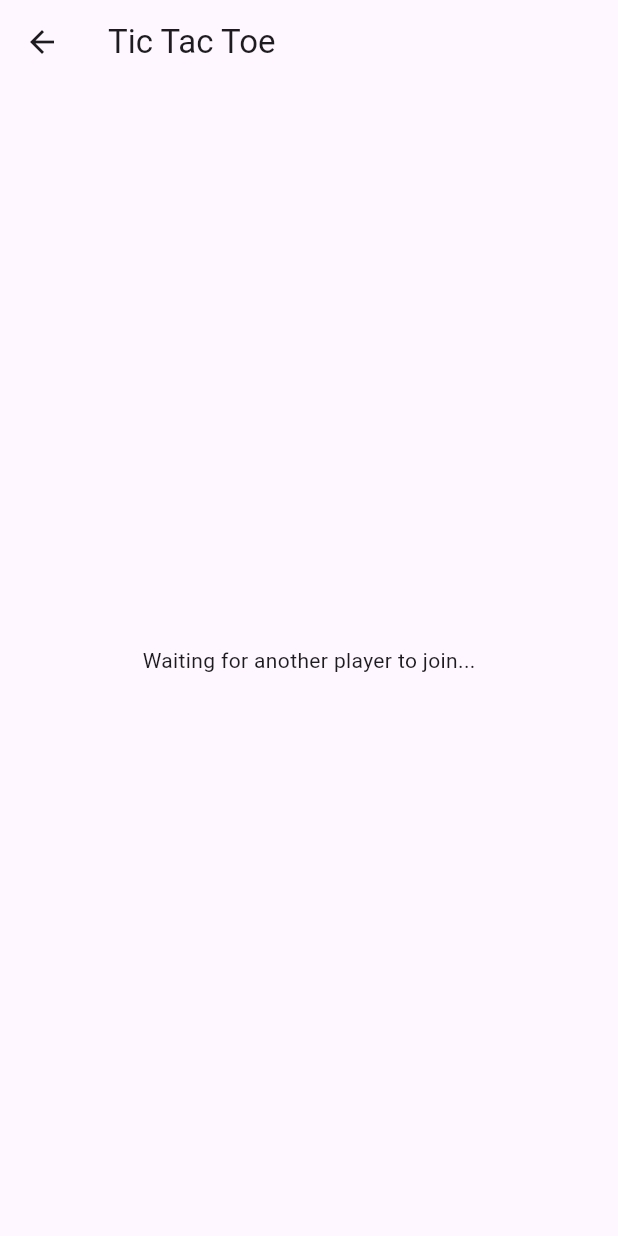
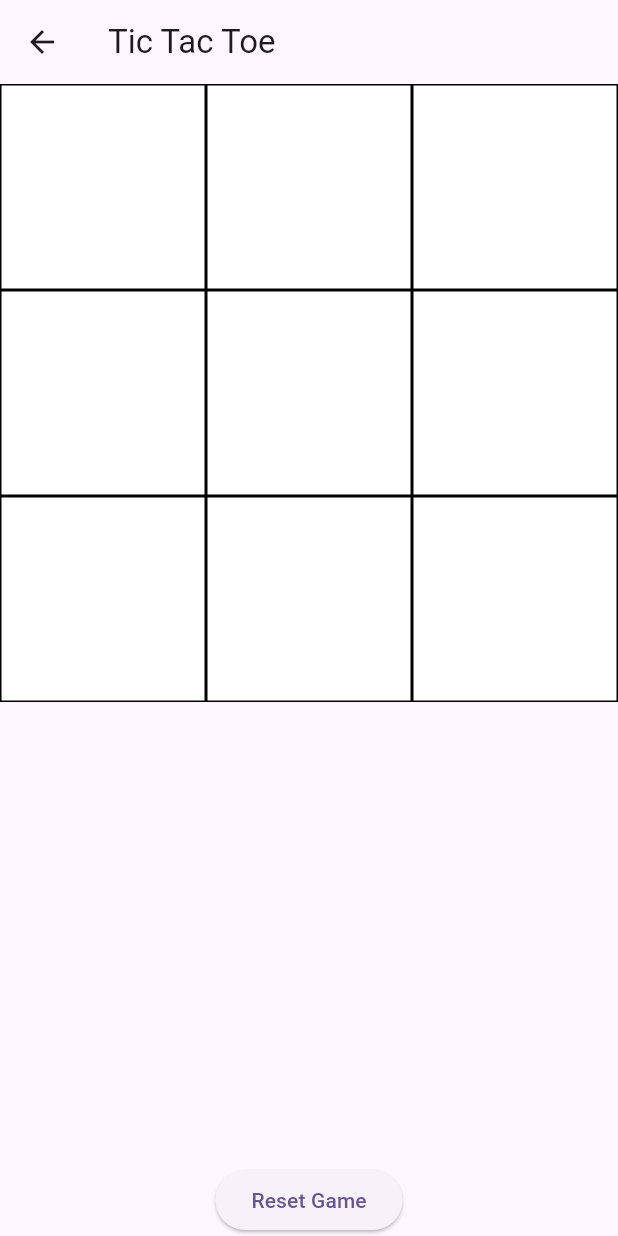
Before and after one commit to KenilViradiya/sample, a Flutter app: the screen it shows after launch, after a tap on "Create Game", on a phone screen of 412 x 824 dp. Run offline on Flutter 3.47's test engine with Material 3 defaults, Android fonts, the phone set to English and light mode, and no system bars; our stand-ins replace cloud_firestore, firebase_core, firebase_database, get; accounts and stored records are empty.

Commit message:
join issue1

```diff
--- a/lib/features/Services/firestore_services.dart
+++ b/lib/features/Services/firestore_services.dart
@@ -1,27 +1,27 @@
-import 'package:cloud_firestore/cloud_firestore.dart';
 import 'package:firebase_database/firebase_database.dart';
 import 'package:get/get.dart';
-import 'package:get/get_core/src/get_main.dart';
 import 'package:multiplayer/features/gamescreen/game_controller.dart';
+import 'package:multiplayer/features/model/game.dart';
 
 class Firestore_Services {
   DatabaseReference _fb;
-final GameContoller _gameContoller  = Get.put(GameContoller());
+  final GameController _gameContoller = Get.put(GameController());
+
   Firestore_Services(String gameid)
       : _fb = FirebaseDatabase.instance.ref("Games/$gameid");
 
-  Future<String?> createGame(String gameid, String player1Id) async {
-    await _fb.set({
-      'player1': player1Id,
-      'player2': null, // Player 2 joins later
-      'board': List.filled(9, null),
-      'turn': 'player1',
-      'winner': null,
-      'createdAt': ServerValue.timestamp, // Use ServerValue for Realtime Database
-    }).then((_) {
-      print('Data added for game: $gameid with player: $player1Id');
+  Future<String?> createGame( String player1Id) async {
+    GameModel newgame = GameModel(
+        player1: player1Id,
+        player2: null,
+        board: List.filled(9, null),
+        turn: 'player1',
+        winner: null,
+        createdAt: 1);
+    await _fb.set(newgame.toMap()).then((_) {
+      print('Data added for game:  with player: $player1Id');
     }).catchError((error) {
-      print('Failed to add data: $error');
+      print('Failed to load data');
     });
   }
 
@@ -43,25 +43,33 @@ final GameContoller _gameContoller  = Get.put(GameContoller());
   void move(String gameId, int index, String playerId) {
     _fb.get().then((snapshot) {
       if (snapshot.exists) {
-        Map<String, dynamic>? gameData = snapshot.value as Map<String, dynamic>?;
-        List<dynamic> board = gameData?['board'] ?? List.filled(9, null);
+        Map<Object?, Object?>? gameData =
+            snapshot.value as Map<Object?, Object?>? ?? {};
+        List<dynamic> board =
+            (gameData?['board'] as List<dynamic>?) ?? List.filled(9, null);
 
+        if (index >= 0 && index < board.length) {
           if (board[index] == null) {
-          // Update the turn
-          String currentSymbol = (playerId == gameData?['player1']) ? 'X' : 'O';
+            String currentSymbol =
+                (playerId == gameData?['player1']) ? 'X' : 'O';
             board[index] = currentSymbol;
-          String nextTurn = (playerId == gameData?['player1']) ? 'player2' : 'player1';
+            String nextTurn =
+                (playerId == gameData?['player1']) ? 'player2' : 'player1';
 
-
-          // Update in the database
             _fb.update({
               'board': board,
               'turn': nextTurn,
               'winner': _gameContoller.checkWinner(board),
-            // Implement a function to check for a winner
             });
+          } else {
+            print('Cell already occupied.');
+          }
+        } else {
+          print('Invalid index: $index');
         }
       }
+    }).catchError((error) {
+      print('Failed to get data: $error');
     });
   }
 
@@ -78,6 +86,4 @@ final GameContoller _gameContoller  = Get.put(GameContoller());
   Future<Stream<DatabaseEvent>> gameUpdates() async {
     return _fb.onValue;
   }
-
-
 }
--- a/lib/features/gamescreen/game_controller.dart
+++ b/lib/features/gamescreen/game_controller.dart
@@ -3,10 +3,22 @@ import 'dart:math';
 import 'package:cloud_firestore/cloud_firestore.dart';
 import 'package:get/get.dart';
 
-class GameContoller extends GetxController {
-  var board =
-      List<String?>.filled(9, null).obs; // Observable list for the game board
+class GameController extends GetxController {
+  RxList<String?> board = List<String?>.filled(9, null).obs;
+  var turn = 'X'.obs; // Reactive turn
+  var winner = ''.obs; // Reactive winner
 
+  void updateGameData(Map<String, dynamic> gameData) {
+    board.assignAll(gameData['board']?.cast<String?>() ?? List.filled(9, null));
+    turn.value = gameData['turn'] ?? 'player1';
+    winner.value = gameData['winner'] ?? '';
+  } // Observable list for the game board
+void resetGame()
+{
+  board.assignAll(List<String?>.filled(9,null));
+  winner.value = '';
+  turn.value =  'X';
+}
   String uniqueUserid() {
     return FirebaseFirestore.instance.collection('Games').doc().id;
   }
@@ -50,6 +62,13 @@ class GameContoller extends GetxController {
         ? null
         : 'Draw'; // Return 'Draw' if no empty spaces
   }
+  void makeMove(int index)
+  {
+    if (board[index] == null && winner.value.isEmpty) {
+      board[index] =  turn.value;
+      winner.value = checkWinner(board)?? '';
+      turn.value = turn.value == 'X' ? 'O' : 'X'; // Switch turns
 
-
+    }
+  }
 }
--- a/lib/features/gamescreen/game_screen.dart
+++ b/lib/features/gamescreen/game_screen.dart
@@ -1,110 +1,82 @@
-import 'package:firebase_database/firebase_database.dart';
 import 'package:flutter/material.dart';
 import 'package:get/get.dart';
-import 'package:multiplayer/features/Services/firestore_services.dart';
-
 import 'game_controller.dart';
 
 class GameScreen extends StatelessWidget {
-  final String gameId;
-  final String playerId;
-  late final DatabaseReference gameRef;
-
-  GameScreen({required this.gameId, required this.playerId}) {
-    gameRef = FirebaseDatabase.instance.ref("Games/$gameId");
-  }
+  final GameController gameController = Get.put(GameController());
 
   @override
   Widget build(BuildContext context) {
-    final GameContoller gameController = Get.put(GameContoller());
-    final Firestore_Services firestoreService = Firestore_Services(gameId);
-
     return Scaffold(
       appBar: AppBar(
         title: Text('Tic Tac Toe'),
       ),
-      body: StreamBuilder<DatabaseEvent>(
-        stream: gameRef.onValue,
-        builder: (context, snapshot) {
-          // Show loading indicator while waiting for data
-          if (snapshot.connectionState == ConnectionState.waiting) {
-            return Center(child: CircularProgressIndicator());
-          }
-
-          // Check if the snapshot has data and if the document exists
-          if (!snapshot.hasData || snapshot.data!.snapshot.value == null) {
-            return Center(child: Text('Error loading game data.'));
-          }
-
-          // Get game data with null safety check
-          Map<String, dynamic> gameData = Map<String, dynamic>.from(
-              snapshot.data!.snapshot.value as Map<dynamic, dynamic>);
-          print('Game Data: $gameData');
-
-          // Check if both players are present
-          if (gameData['player1'] == null || gameData['player2'] == null) {
-            return Center(child: Text('Waiting for another player to join...'));
-          }
-
-          // Extract game data
-          List<dynamic> board = gameData['board'] ?? List.filled(9, null);
-          String turn = gameData['turn'] ?? 'player1';
-          String? winner = gameData['winner'];
-
-          // Update the board in the controller
-          gameController.board.assignAll(board.cast<String?>());
-
-          return Column(
+      body: Column(
         mainAxisAlignment: MainAxisAlignment.center,
         children: [
           // Tic Tac Toe Board
-              GridView.builder(
+          Expanded(
+            child:  GridView.builder(
               gridDelegate: SliverGridDelegateWithFixedCrossAxisCount(
                 crossAxisCount: 3,
                 childAspectRatio: 1.0,
               ),
-                shrinkWrap: true,
               itemCount: 9,
               itemBuilder: (context, index) {
                 return GestureDetector(
                   onTap: () {
                     // Check if the move can be made
-                      if (board[index] == null && winner == null) {
-                        firestoreService.move(gameId, index, playerId);
-                      } else if (winner != null) {
-                        print('Game over! Winner: $winner');
+                    if (gameController.board[index] == null &&
+                        gameController.winner.value.isEmpty) {
+                      gameController.makeMove(index);
+                    } else if (gameController.winner.value.isNotEmpty) {
+                      print('Game over! Winner: ${gameController.winner.value}');
                     } else {
-                        print(
-                            'Cell already occupied. Please choose another cell.');
+                      print('Cell already occupied. Please choose another cell.');
                     }
                   },
-                    child: Container(
+                  child: Obx(() => Container(
                     decoration: BoxDecoration(
                       border: Border.all(color: Colors.black),
+                      color: gameController.board[index] == 'X'
+                          ? Colors.blue
+                          : (gameController.board[index] == 'O'
+                          ? Colors.red
+                          : Colors.white),
                     ),
                     child: Center(
                       child: Text(
-                          board[index]?.toString() ?? '',
+                        gameController.board[index]?.toString() ?? '',
                         style: TextStyle(fontSize: 36),
                       ),
                     ),
-                    ),
+                  )),
                 );
               },
             ),
+          ),
           SizedBox(height: 20),
           // Display the winner
-              if (winner != null)
-                Text('Winner: $winner', style: TextStyle(fontSize: 24)),
+          Obx(() {
+            if (gameController.winner.value.isNotEmpty) {
+              return Text(
+                'Winner: ${gameController.winner.value}',
+                style: TextStyle(fontSize: 24),
+              );
+            } else {
+              return SizedBox.shrink(); // Display nothing if there's no winner
+            }
+          }),
           SizedBox(height: 20),
           // Reset game button
           ElevatedButton(
-                onPressed: () => firestoreService.resetgame,
+            onPressed: () {
+              gameController.resetGame();
+              // gameController.resetGame(); // Reset the game
+            },
             child: Text('Reset Game'),
           ),
         ],
-          );
-        },
       ),
     );
   }
--- a/lib/features/mainscreen/mainscreen.dart
+++ b/lib/features/mainscreen/mainscreen.dart
@@ -12,8 +12,8 @@ class Main_Screen extends StatelessWidget {
 
   @override
   Widget build(BuildContext context) {
-    final GameContoller gameController = Get.put(GameContoller());
-    final playerid = gameController.uniqueUserid(); // Unique player ID
+    final GameController _gameController = Get.put(GameController());
+    final playerid = _gameController.uniqueUserid();// Unique player ID
     final TextEditingController _gameid = TextEditingController(); // Controller for game ID input
 
     return Scaffold(
@@ -25,11 +25,11 @@ class Main_Screen extends StatelessWidget {
           // Button to create a new game
           ElevatedButton(
             onPressed: () {
-              final gameid = gameController.gameIDGenerate(); // Generate a new game ID
+              final gameid = _gameController.gameIDGenerate(); // Generate a new game ID
               final services = Firestore_Services(gameid); // Initialize Firestore service with game ID
 
-              services.createGame(gameid, playerid); // Create game with player1 (current user)
-              Get.to(GameScreen(gameId: gameid, playerId: playerid)); // Navigate to game screen
+              services.createGame(playerid); // Create game with player1 (current user)
+              Get.to(GameScreen()); // Navigate to game screen
             },
             child: Text('Create Game'),
           ),
@@ -47,7 +47,7 @@ class Main_Screen extends StatelessWidget {
 
                 services.joinGame(enteredGameId, playerid); // Join game as player2
                 print('Player joined game with ID: $enteredGameId');
-                Get.to(GameScreen(gameId: enteredGameId, playerId: playerid)); // Navigate to game screen
+                // Get.to(GameScreen(gameId: enteredGameId, playerId: playerid)); // Navigate to game screen
               } else {
                 print('Please enter a valid game ID');
               }
--- /dev/null
+++ b/lib/features/model/game.dart
@@ -0,0 +1,38 @@
+class GameModel {
+  String player1; // Player 1 ID
+  String? player2; // Player 2 ID (can be null initially)
+  List<String?> board; // Game board
+  String turn; // Current player's turn
+  String? winner; // Winner of the game (can be null)
+  int createdAt;
+  GameModel({
+    required this.player1,
+    this.player2,
+    required this.board,
+    required this.turn,
+    this.winner,
+    required this.createdAt,
+});
+  factory GameModel.fromMap(Map<String, dynamic> data) {
+    return GameModel(
+      player1: data['player1'],
+      player2: data['player2'],
+      board: List<String?>.from(data['board']),
+      turn: data['turn'],
+      winner: data['winner'],
+      createdAt: data['createdAt'],
+    );
+
+  }
+  Map<String, dynamic> toMap() {
+    return {
+      'player1': player1,
+      'player2': player2,
+      'board': board,
+      'turn': turn,
+      'winner': winner,
+      'createdAt': createdAt,
+    };
+  }
+
+}
```
Lines whose indentation alone changed are shown as unchanged.
